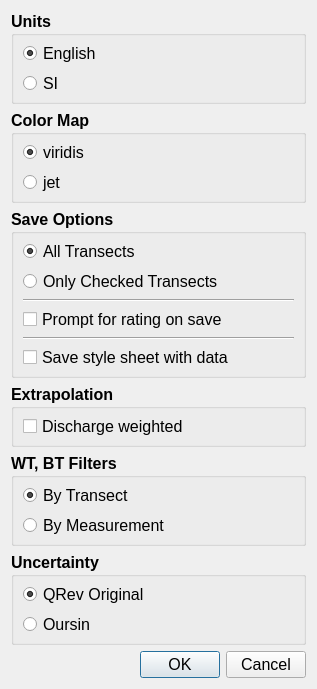
Before: the Qt Designer form UI/wOptions.ui in Sana-hammemi/qrevint, drawn with Qt 5.
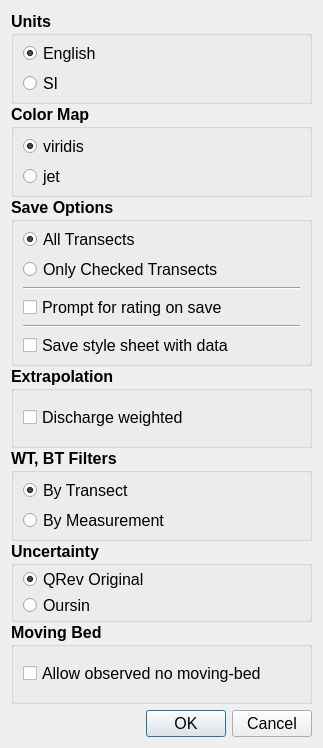
After: the same form once the commit is applied.

Commit message: QRev: 1) added comments, 2) cleanup pep8 formatting, 3) changed version to 1.05, 4) added code to support observed no moving bed, 5) changed message and options for loading existing QRev.mat files, 6) fixed bug in moving-bed table for manual overrides, 7) modified call to compute uncertainty consistent with changes in Measurement supporting Oursin option, 8) renamed the auto flow direction method to adv_graph_auto_flow, 9) removed F12 hidden option for turning on Oursin uncertainty model.

Diff of the .ui file:
```diff
--- a/UI/wOptions.ui
+++ b/UI/wOptions.ui
@@ -6,8 +6,8 @@
    <rect>
     <x>0</x>
     <y>0</y>
-    <width>317</width>
-    <height>673</height>
+    <width>323</width>
+    <height>748</height>
    </rect>
   </property>
   <property name="windowTitle">
@@ -17,7 +17,10 @@
    <item row="0" column="0">
     <layout class="QVBoxLayout" name="verticalLayout_3">
      <item>
-      <layout class="QVBoxLayout" name="verticalLayout_2" stretch="3,3,4,2,3,3">
+      <layout class="QVBoxLayout" name="verticalLayout_2" stretch="0,0,0,0,0,0,0">
+       <property name="spacing">
+        <number>0</number>
+       </property>
        <item>
         <widget class="QGroupBox" name="gb_units">
          <property name="font">
@@ -340,13 +343,13 @@
          </property>
          <layout class="QVBoxLayout" name="verticalLayout_4">
           <property name="spacing">
-           <number>5</number>
+           <number>0</number>
           </property>
           <property name="topMargin">
-           <number>5</number>
+           <number>0</number>
           </property>
           <property name="bottomMargin">
-           <number>5</number>
+           <number>0</number>
           </property>
           <item>
            <widget class="QRadioButton" name="rb_qrev_u">
@@ -382,6 +385,36 @@
          </layout>
         </widget>
        </item>
+       <item>
+        <widget class="QGroupBox" name="gb_moving_bed_option">
+         <property name="font">
+          <font>
+           <pointsize>12</pointsize>
+           <weight>75</weight>
+           <bold>true</bold>
+          </font>
+         </property>
+         <property name="title">
+          <string>Moving Bed</string>
+         </property>
+         <layout class="QVBoxLayout" name="verticalLayout_9">
+          <item>
+           <widget class="QCheckBox" name="cb_allow_manual_no_mb">
+            <property name="font">
+             <font>
+              <pointsize>12</pointsize>
+              <weight>50</weight>
+              <bold>false</bold>
+             </font>
+            </property>
+            <property name="text">
+             <string>Allow observed no moving-bed</string>
+            </property>
+           </widget>
+          </item>
+         </layout>
+        </widget>
+       </item>
       </layout>
      </item>
      <item>
```
Left out of the diff: 4 changed lines with no effect on the pictures. The commit also changes 14 other files.
